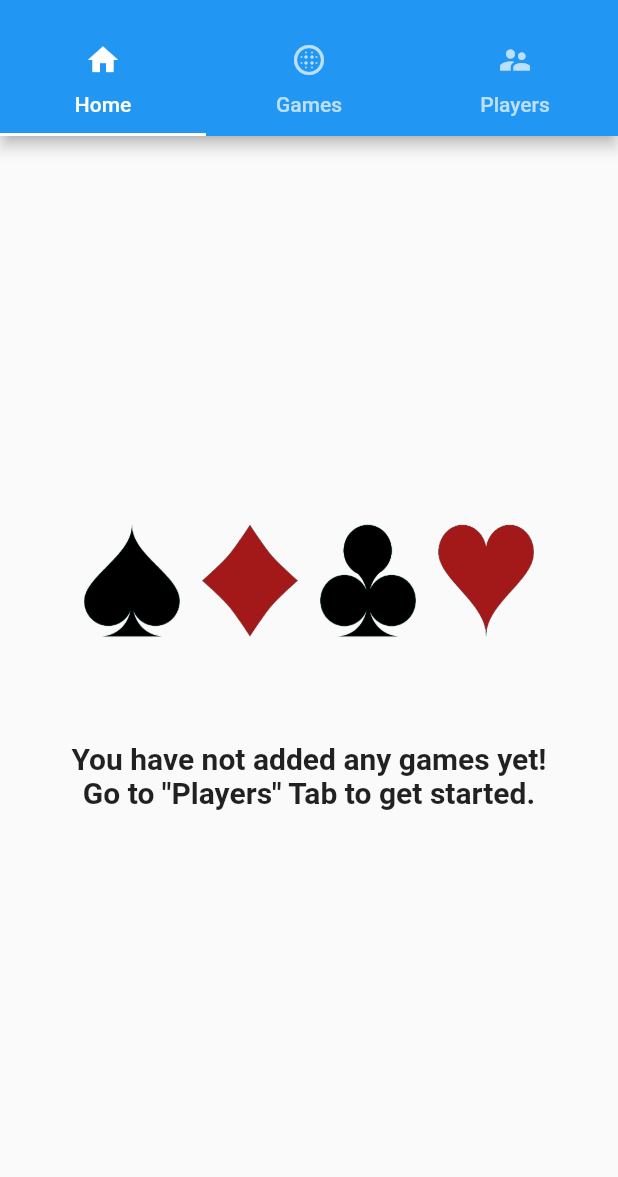
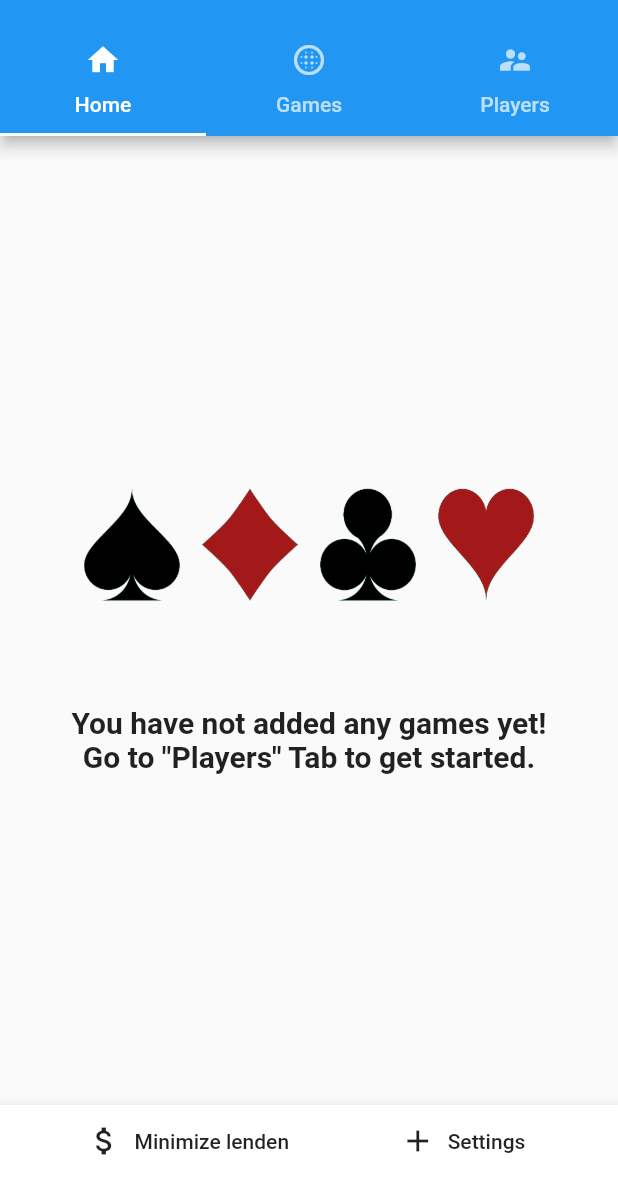
Before and after one commit to sushant2mainali/marriage_card_game_score_keeper, a Flutter app: the screen it shows after launch, on a phone screen of 412 x 824 dp, the part 59-1236 px from its top. Run offline on Flutter 3.47's test engine with Material 2 defaults, Android fonts, the phone set to English and light mode, and no system bars.

Commit message:
Added feature to minimize transactions.

```diff
--- a/lib/home_page.dart
+++ b/lib/home_page.dart
@@ -9,10 +9,22 @@ class HomeTab extends StatelessWidget {
     final game_state = Provider.of<GameState>(context);
     return Scaffold(
       body: createPaymentList(context),
-      /*floatingActionButton: FloatingActionButton(
-          tooltip: 'IHelp',
-          child: const Icon(Icons.help),
-        )*/
+      bottomNavigationBar: BottomAppBar(
+        child: new Row(
+          mainAxisSize: MainAxisSize.max,
+          mainAxisAlignment: MainAxisAlignment.spaceEvenly,
+          children: <Widget>[
+            FlatButton.icon(
+                label:Text("Minimize lenden"),
+                icon: Icon(Icons.attach_money),
+                onPressed: () { if(game_state.number_of_games() > 0) game_state.minimize_transactions();} ), // deleteAll(context,game_state)),
+            FlatButton.icon(
+                label:Text("Settings"),
+                icon: Icon(Icons.add),
+                onPressed: () => {}),
+          ],
+        ),
+      ),
     );
   }
 
```
Also changed, not shown: lib/game_management.dart (+12 -1 lines), lib/state_management.dart (+65 -1 lines).
